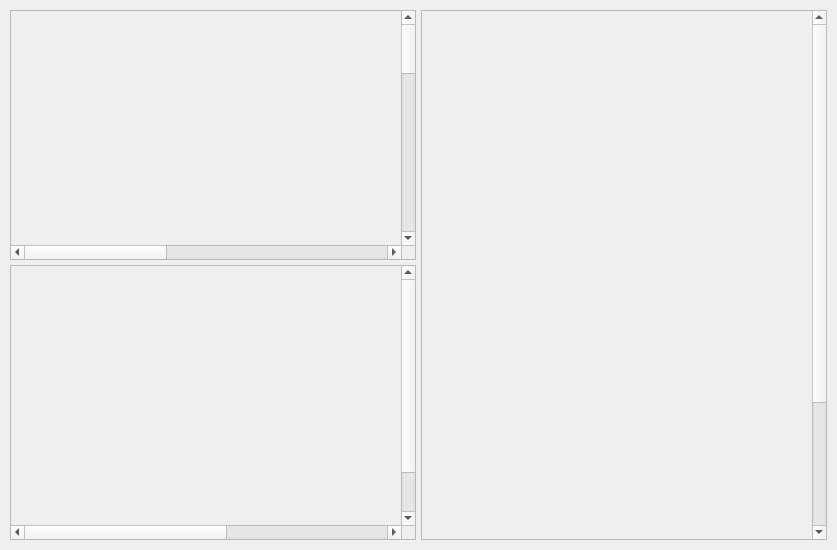
This is src/rqt_gcs/resources/gcs.ui in CSUN-SERL/lcar-bot as Qt 5 draws it before an edit. The edited form follows.
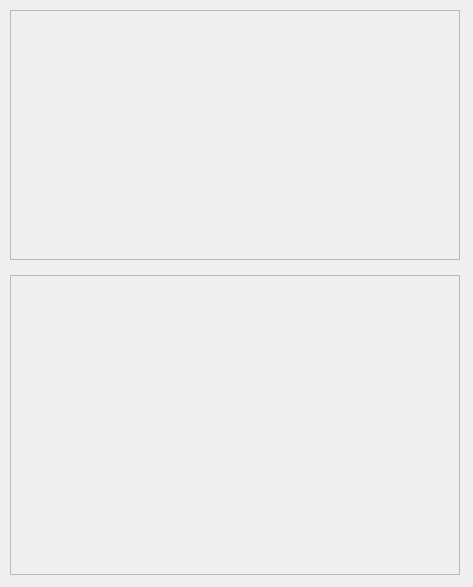
This is the edited form.

```diff
--- a/src/rqt_gcs/resources/gcs.ui
+++ b/src/rqt_gcs/resources/gcs.ui
@@ -6,22 +6,22 @@
    <rect>
     <x>0</x>
     <y>0</y>
-    <width>837</width>
-    <height>549</height>
+    <width>473</width>
+    <height>587</height>
    </rect>
   </property>
   <property name="windowTitle">
    <string>Dialog</string>
   </property>
-  <layout class="QGridLayout" name="gridLayout_2">
-   <property name="margin">
-    <number>10</number>
-   </property>
-   <property name="spacing">
-    <number>5</number>
-   </property>
-   <item row="0" column="1" rowspan="2">
     <widget class="QScrollArea" name="MissionProgressScrollArea">
+   <property name="geometry">
+    <rect>
+     <x>10</x>
+     <y>10</y>
+     <width>450</width>
+     <height>250</height>
+    </rect>
+   </property>
      <property name="sizePolicy">
       <sizepolicy hsizetype="Preferred" vsizetype="Preferred">
        <horstretch>0</horstretch>
@@ -30,8 +30,8 @@
      </property>
      <property name="minimumSize">
       <size>
-       <width>350</width>
-       <height>525</height>
+     <width>450</width>
+     <height>250</height>
       </size>
      </property>
      <property name="verticalScrollBarPolicy">
@@ -48,8 +48,8 @@
        <rect>
         <x>0</x>
         <y>0</y>
-        <width>388</width>
-        <height>700</height>
+      <width>448</width>
+      <height>245</height>
        </rect>
       </property>
       <property name="sizePolicy">
@@ -61,7 +61,7 @@
       <property name="minimumSize">
        <size>
         <width>200</width>
-        <height>700</height>
+      <height>245</height>
        </size>
       </property>
       <layout class="QGridLayout" name="gridLayout_3">
@@ -82,12 +82,17 @@
         </layout>
        </item>
       </layout>
-      <zorder></zorder>
-     </widget>
-    </widget>
-   </item>
-   <item row="1" column="0">
+   </widget>
+  </widget>
     <widget class="QScrollArea" name="UavStatScrollArea">
+   <property name="geometry">
+    <rect>
+     <x>10</x>
+     <y>275</y>
+     <width>450</width>
+     <height>300</height>
+    </rect>
+   </property>
      <property name="sizePolicy">
       <sizepolicy hsizetype="Preferred" vsizetype="Preferred">
        <horstretch>0</horstretch>
@@ -96,7 +101,7 @@
      </property>
      <property name="minimumSize">
       <size>
-       <width>400</width>
+     <width>450</width>
        <height>275</height>
       </size>
      </property>
@@ -110,7 +115,7 @@
       <enum>Qt::ScrollBarAsNeeded</enum>
      </property>
      <property name="horizontalScrollBarPolicy">
-      <enum>Qt::ScrollBarAlwaysOn</enum>
+    <enum>Qt::ScrollBarAsNeeded</enum>
      </property>
      <property name="widgetResizable">
       <bool>true</bool>
@@ -123,8 +128,8 @@
        <rect>
         <x>0</x>
         <y>0</y>
-        <width>700</width>
-        <height>310</height>
+      <width>445</width>
+      <height>298</height>
        </rect>
       </property>
       <property name="sizePolicy">
@@ -135,8 +140,8 @@
       </property>
       <property name="minimumSize">
        <size>
-        <width>700</width>
-        <height>310</height>
+      <width>445</width>
+      <height>270</height>
        </size>
       </property>
       <layout class="QGridLayout" name="gridLayout_4">
@@ -157,54 +162,6 @@
       <zorder></zorder>
      </widget>
     </widget>
-   </item>
-   <item row="0" column="0">
-    <widget class="QScrollArea" name="MapScrollArea">
-     <property name="sizePolicy">
-      <sizepolicy hsizetype="Preferred" vsizetype="Preferred">
-       <horstretch>0</horstretch>
-       <verstretch>0</verstretch>
-      </sizepolicy>
-     </property>
-     <property name="minimumSize">
-      <size>
-       <width>400</width>
-       <height>250</height>
-      </size>
-     </property>
-     <property name="widgetResizable">
-      <bool>true</bool>
-     </property>
-     <widget class="QWidget" name="scrollAreaWidgetContents_3">
-      <property name="geometry">
-       <rect>
-        <x>0</x>
-        <y>0</y>
-        <width>1000</width>
-        <height>1000</height>
-       </rect>
-      </property>
-      <property name="sizePolicy">
-       <sizepolicy hsizetype="Fixed" vsizetype="Fixed">
-        <horstretch>0</horstretch>
-        <verstretch>0</verstretch>
-       </sizepolicy>
-      </property>
-      <property name="minimumSize">
-       <size>
-        <width>1000</width>
-        <height>1000</height>
-       </size>
-      </property>
-      <layout class="QGridLayout" name="gridLayout_5">
-       <item row="0" column="0">
-        <layout class="QGridLayout" name="MapGridLayout"/>
-       </item>
-      </layout>
-     </widget>
-    </widget>
-   </item>
-  </layout>
  </widget>
  <resources/>
  <connections/>
```
Left out of the diff: 2 changed lines with no effect on the pictures. Lines whose indentation alone changed are shown as unchanged.
